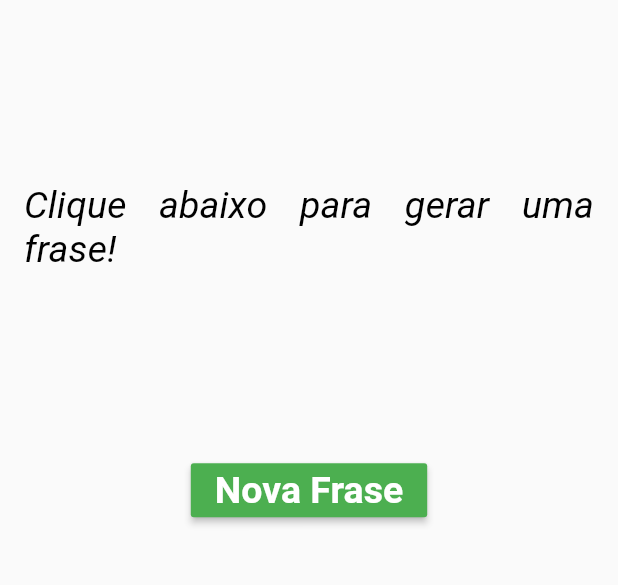
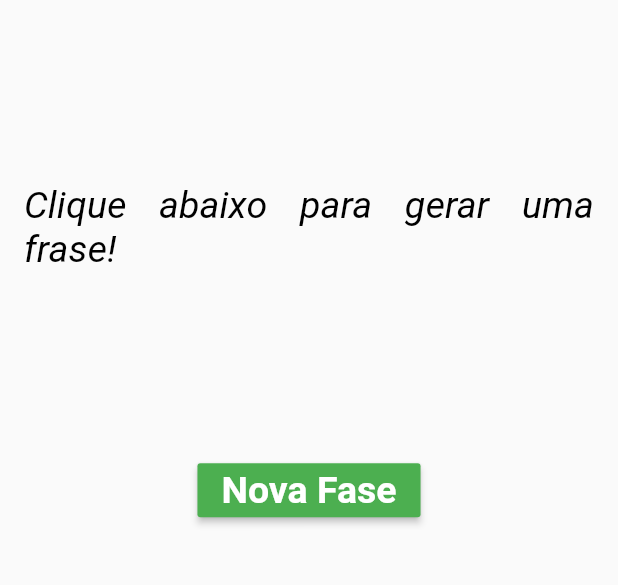
Before and after one commit to melquis1420/phrases, a Flutter app: the screen it shows after launch, on a phone screen of 412 x 824 dp, the part 502-1087 px from its top. Run offline on Flutter 3.47's test engine with Material 2 defaults, Android fonts, the phone set to English and light mode, and no system bars.

Commit message:
Finished Project
End of projec

```diff
--- a/lib/botao.dart
+++ /dev/null
@@ -1,19 +0,0 @@
-import 'package:flutter/material.dart';
-
-class botao extends StatelessWidget {
-  @override
-  Widget build(BuildContext context) {
-    return RaisedButton(
-      child: Text(
-        "Nova Frase",
-        style: TextStyle(
-          fontSize: 25,
-          color: Colors.white,
-          fontWeight: FontWeight.bold,
-        ),
-      ),
-      color: Colors.green,
-      onPressed: () {},
-    );
-  }
-}
--- a/lib/lay.dart
+++ /dev/null
@@ -1,41 +0,0 @@
-import 'package:flutter/material.dart';
-import './botao.dart';
-
-class appBar extends StatelessWidget {
-  @override
-  Widget build(BuildContext context) {
-    return Scaffold(
-      appBar: AppBar(
-        title: Text("Frases do dia "),
-        backgroundColor: Colors.green,
-      ),
-      body: Center(
-        //centraliza todo o container.
-        child: Container(
-          padding: EdgeInsets.all(16),
-          //width: double.infinity, // ocupa 100% do espaço disponível.
-          /*decoration: BoxDecoration(
-            border: Border.all(width: 3, color: Colors.amber),
-          ),*/
-          child: Column(
-            mainAxisAlignment: MainAxisAlignment.spaceEvenly,
-            crossAxisAlignment: CrossAxisAlignment.center,
-            children: [
-              Image.asset("images/logo.png"),
-              Text(
-                "Clique abaixo para gerar uma frase!",
-                textAlign: TextAlign.justify,
-                style: TextStyle(
-                  fontSize: 25,
-                  fontStyle: FontStyle.italic,
-                  color: Colors.black,
-                ),
-              ),
-              botao() //chama a classe botão
-            ],
-          ),
-        ),
-      ),
-    );
-  }
-}
--- a/lib/main.dart
+++ b/lib/main.dart
@@ -1,6 +1,5 @@
 import 'package:flutter/material.dart';
-import 'lay.dart';
-import './botao.dart';
+import 'dart:math';
 
 void main() {
   runApp(MaterialApp(
@@ -15,8 +14,90 @@ class Home extends StatefulWidget {
 }
 
 class _HomeState extends State<Home> {
+  var frases = [
+    'Não importa o que você decidiu. O que importa é que isso te faz feliz.',
+    'Quando pensar em desistir, lembre-se porque começou. 🍀',
+    'Comece onde você está. Use o que você tem. Faça o que puder',
+    'Simplesmente viva a vida. 💗',
+    'Que venham dias melhores.',
+    'O corpo alcança o que a mente acredita.',
+    'Hoje vai dar tudo certo.',
+    'Dias de luz sempre retornam para quem iluminado está. ✨',
+    'Nem tudo na vida são flores, mas, quando for, regue.',
+    'Até o maior dos prédios começa no chão.',
+    '“Não sabendo que era impossível, foi lá e fez.” (Jean Cocteau)',
+    'Eu nasci para ser feliz, não para ser normal.',
+    'Ninguém é igual a você, e isso pode ser sua grande arma.',
+    'Jamais desista de ser feliz.',
+    '“Não chore porque acabou, sorria porque aconteceu.” (Dr. Seuss)',
+    'O melhor lugar do mundo é aqui e agora.',
+    'Acredite: tudo tem seu tempo. 💗',
+    'Corra, viva, sonhe e alcance.',
+    'Seu maior medo também pode ser sua maior motivação.',
+    'A força de vontade é meu superpoder.',
+    '“Tudo é possível. O impossível apenas demora mais” (Dan Brown)',
+    'Amanhã será um dia melhor.',
+    'Você é forte, você é capaz, você pode.',
+    'Até seu último suspiro, viva uma vida de tirar o fôlego. ✨',
+    'A vida é curta demais para deixarmos nossos sonhos adormecidos.',
+    'Pare de ter medo do que poderia dar errado e pense no que poderia dar certo.',
+  ];
+
+  void gerarFrase() {
+    var numeroSorteado = Random().nextInt(frases.length);
+
+    setState(() {
+      fraseGerada = frases[numeroSorteado];
+    });
+  }
+
+  var fraseGerada = 'Clique abaixo para gerar uma frase!';
+
   @override
   Widget build(BuildContext context) {
-    return appBar();
+    return Scaffold(
+      appBar: AppBar(
+        title: Text("Frases do dia "),
+        backgroundColor: Colors.green,
+      ),
+      body: Center(
+        //centraliza todo o container.
+        child: Container(
+          padding: EdgeInsets.all(16),
+          //width: double.infinity, // ocupa 100% do espaço disponível.
+          /*decoration: BoxDecoration(
+            border: Border.all(width: 3, color: Colors.amber),
+          ),*/
+          child: Column(
+            mainAxisAlignment: MainAxisAlignment.spaceEvenly,
+            crossAxisAlignment: CrossAxisAlignment.center,
+            children: [
+              Image.asset("images/logo.png"),
+              Text(
+                fraseGerada,
+                textAlign: TextAlign.justify,
+                style: TextStyle(
+                  fontSize: 25,
+                  fontStyle: FontStyle.italic,
+                  color: Colors.black,
+                ),
+              ),
+              RaisedButton(
+                child: Text(
+                  'Nova Fase',
+                  style: TextStyle(
+                    fontSize: 25,
+                    color: Colors.white,
+                    fontWeight: FontWeight.bold,
+                  ),
+                ),
+                color: Colors.green,
+                onPressed: gerarFrase,
+              )
+            ],
+          ),
+        ),
+      ),
+    );
   }
 }
```
